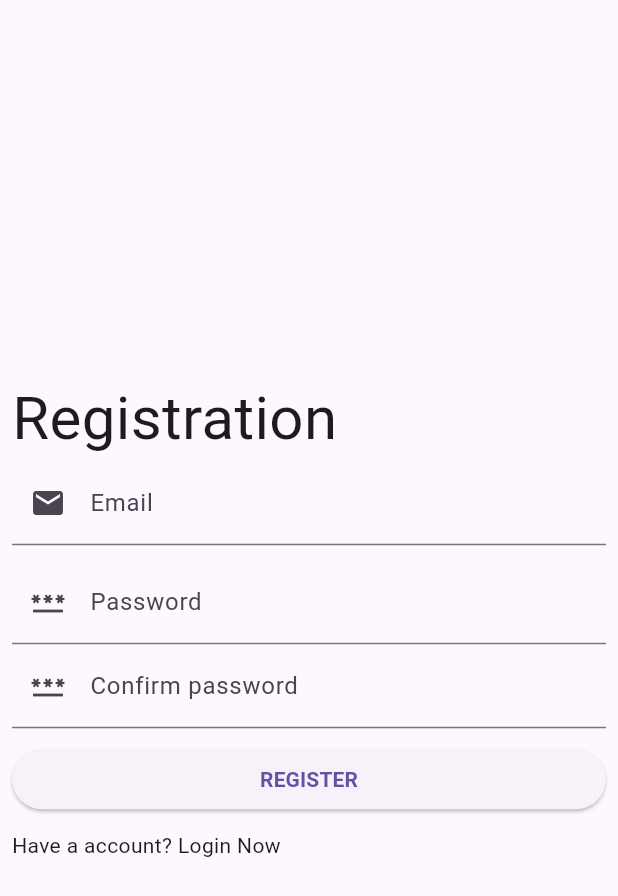
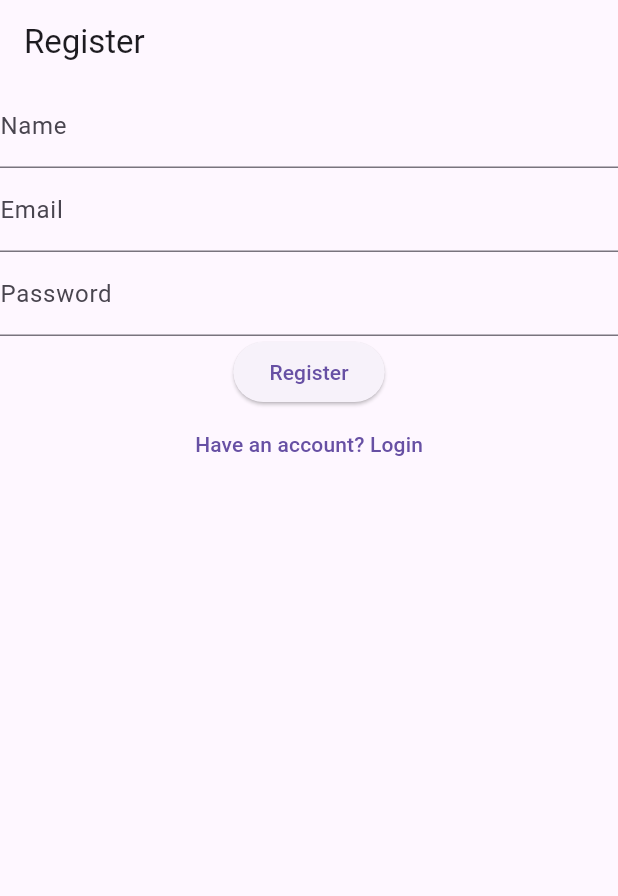
Before and after one commit to biplobsd/notes, a Flutter app: the RegistrationPage screen opened by its route, on a phone screen of 412 x 824 dp. Shown: the top 896 px of the screen. Run offline on Flutter 3.47's test engine with Material 3 defaults, Android fonts, the phone set to English and light mode, and no system bars; our stand-ins replace either_dart, firebase_auth, firebase_core, flutter_riverpod, freezed_annotation, go_router; accounts and stored records are empty.

Commit message:
Impl clean architecture login, registration

```diff
--- /dev/null
+++ b/lib/core/error/exceptions.dart
@@ -0,0 +1,4 @@
+class AuthException implements Exception {
+  final String message;
+  AuthException({required this.message});
+}
--- /dev/null
+++ b/lib/layers/domain/entities/user.dart
@@ -0,0 +1,6 @@
+class User {
+  final String uid;
+  final String email;
+
+  User({required this.uid, required this.email});
+}
--- /dev/null
+++ b/lib/layers/domain/repositories/auth_repository.dart
@@ -0,0 +1,9 @@
+import 'package:either_dart/either.dart';
+import 'package:notes/core/error/failures.dart';
+import 'package:notes/layers/domain/entities/user.dart';
+
+abstract class AuthRepository {
+  Future<Either<Failure, User>> signIn(String email, String password);
+  Future<Either<Failure, User>> register(
+      String email, String password, String name);
+}
--- /dev/null
+++ b/lib/layers/domain/use_cases/register_usecase.dart
@@ -0,0 +1,15 @@
+import 'package:either_dart/either.dart';
+import 'package:notes/core/error/failures.dart';
+import 'package:notes/layers/domain/entities/user.dart';
+import 'package:notes/layers/domain/repositories/auth_repository.dart';
+
+class RegisterUseCase {
+  final AuthRepository repository;
+
+  RegisterUseCase(this.repository);
+
+  Future<Either<Failure, User>> call(
+      String email, String password, String name) {
+    return repository.register(email, password, name);
+  }
+}
--- a/lib/layers/presentation/pages/registration_page.dart
+++ b/lib/layers/presentation/pages/registration_page.dart
@@ -1,90 +1,22 @@
 import 'package:flutter/material.dart';
 import 'package:flutter_riverpod/flutter_riverpod.dart';
-import 'package:go_router/go_router.dart';
-import 'package:notes/layers/presentation/providers/auth_view_model_provider.dart';
+import 'package:notes/layers/presentation/providers/auth_provider.dart';
+import 'package:notes/layers/presentation/widgets/register_form.dart';
 
 class RegistrationPage extends ConsumerWidget {
   const RegistrationPage({super.key});
 
   @override
   Widget build(BuildContext context, WidgetRef ref) {
-    final model = ref.watch(authViewModelProvider);
-    final formKey = GlobalKey<FormState>();
+    final authState = ref.watch(authProvider);
 
     return Scaffold(
-      body: SafeArea(
-        child: Padding(
-          padding: const EdgeInsets.all(8.0),
-          child: Form(
-            key: formKey,
-            child: Column(
-              crossAxisAlignment: CrossAxisAlignment.stretch,
-              mainAxisAlignment: MainAxisAlignment.center,
-              children: [
-                const Text(
-                  "Registration",
-                  style: TextStyle(fontSize: 40),
-                ),
-                TextFormField(
-                  keyboardType: TextInputType.emailAddress,
-                  onSaved: (v) => model.email = v!,
-                  decoration: const InputDecoration(
-                    labelText: "Email",
-                    prefixIcon: Icon(Icons.email),
-                  ),
-                ),
-                const SizedBox(
-                  height: 10,
-                ),
-                TextFormField(
-                  obscureText: true,
-                  onSaved: (v) => model.password = v!,
-                  decoration: const InputDecoration(
-                    labelText: "Password",
-                    prefixIcon: Icon(Icons.password),
-                  ),
-                ),
-                TextFormField(
-                  obscureText: true,
-                  decoration: const InputDecoration(
-                    labelText: "Confirm password",
-                    prefixIcon: Icon(Icons.password),
-                  ),
-                ),
-                const SizedBox(
-                  height: 10,
-                ),
-                ElevatedButton(
-                  onPressed: () async {
-                    formKey.currentState!.save();
-                    try {
-                      await model.register();
-                      context.goNamed('/home');
-                    } catch (e) {
-                      // TODO
-                      ScaffoldMessenger.of(context)
-                          .showSnackBar(const SnackBar(content: Text('Error')));
-                    }
-                  },
-                  child: const Text(
-                    "REGISTER",
-                    style: TextStyle(fontWeight: FontWeight.bold),
-                  ),
-                ),
-                const SizedBox(
-                  height: 10,
-                ),
-                if (model.loading)
-                  const Center(
-                    child: CircularProgressIndicator(),
-                  ),
-                InkWell(
-                    onTap: () => context.goNamed('/login'),
-                    child: const Text("Have a account? Login Now"))
-              ],
-            ),
-          ),
-        ),
+      appBar: AppBar(title: const Text("Register")),
+      body: authState.when(
+        initial: () => RegisterForm(),
+        loading: () => const Center(child: CircularProgressIndicator()),
+        authenticated: (user) => Center(child: Text('Welcome, ${user.email}!')),
+        error: (message) => Center(child: Text(message)),
       ),
     );
   }
--- /dev/null
+++ b/lib/layers/presentation/widgets/register_form.dart
@@ -0,0 +1,49 @@
+import 'package:flutter/material.dart';
+import 'package:flutter_riverpod/flutter_riverpod.dart';
+import 'package:go_router/go_router.dart';
+import 'package:notes/layers/presentation/providers/auth_provider.dart';
+
+class RegisterForm extends ConsumerWidget {
+  final _emailController = TextEditingController();
+  final _passwordController = TextEditingController();
+  final _nameController = TextEditingController();
+
+  RegisterForm({super.key});
+
+  @override
+  Widget build(BuildContext context, WidgetRef ref) {
+    return Form(
+      child: Column(
+        children: [
+          TextFormField(
+            controller: _nameController,
+            decoration: const InputDecoration(labelText: 'Name'),
+            obscureText: true,
+          ),
+          TextFormField(
+            controller: _emailController,
+            decoration: const InputDecoration(labelText: 'Email'),
+          ),
+          TextFormField(
+            controller: _passwordController,
+            decoration: const InputDecoration(labelText: 'Password'),
+            obscureText: true,
+          ),
+          ElevatedButton(
+            onPressed: () {
+              final email = _emailController.text;
+              final password = _passwordController.text;
+              final name = _nameController.text;
+              ref.read(authProvider.notifier).register(email, password, name);
+            },
+            child: const Text('Register'),
+          ),
+          TextButton(
+            onPressed: () => context.go('/login'),
+            child: const Text('Have an account? Login'),
+          ),
+        ],
+      ),
+    );
+  }
+}
--- a/pubspec.yaml
+++ b/pubspec.yaml
@@ -40,6 +40,8 @@ dependencies:
   firebase_auth: ^5.3.1
   flutter_riverpod: ^2.5.3
   riverpod_annotation: ^2.5.3
+  freezed_annotation: ^2.4.4
+  either_dart: ^1.0.0
 
 dev_dependencies:
   flutter_test:
@@ -55,6 +57,7 @@ dev_dependencies:
   build_runner: ^2.4.13
   custom_lint: ^0.6.8
   riverpod_lint: ^2.3.13
+  freezed: ^2.5.7
 
 # For information on the generic Dart part of this file, see the
 # following page: https://dart.dev/tools/pub/pubspec
```
Also changed, not shown: lib/app/di.dart (added, +30 -0 lines), lib/core/error/failures.dart (added, +8 -0 lines), lib/layers/data/data_sources/firebase_auth_datasource.dart (added, +33 -0 lines), lib/layers/data/repositories_impl/auth_repository_impl.dart (added, +40 -0 lines), lib/layers/domain/use_cases/sign_in_usecase.dart (added, +14 -0 lines), lib/layers/presentation/pages/login_page.dart (+9 -70 lines), lib/layers/presentation/providers/auth_provider.dart (added, +38 -0 lines), lib/layers/presentation/providers/auth_state.dart (added, +12 -0 lines), lib/layers/presentation/widgets/login_form.dart (added, +42 -0 lines), lib/layers/presentation/providers/auth_state.freezed.dart (added), pubspec.lock.
